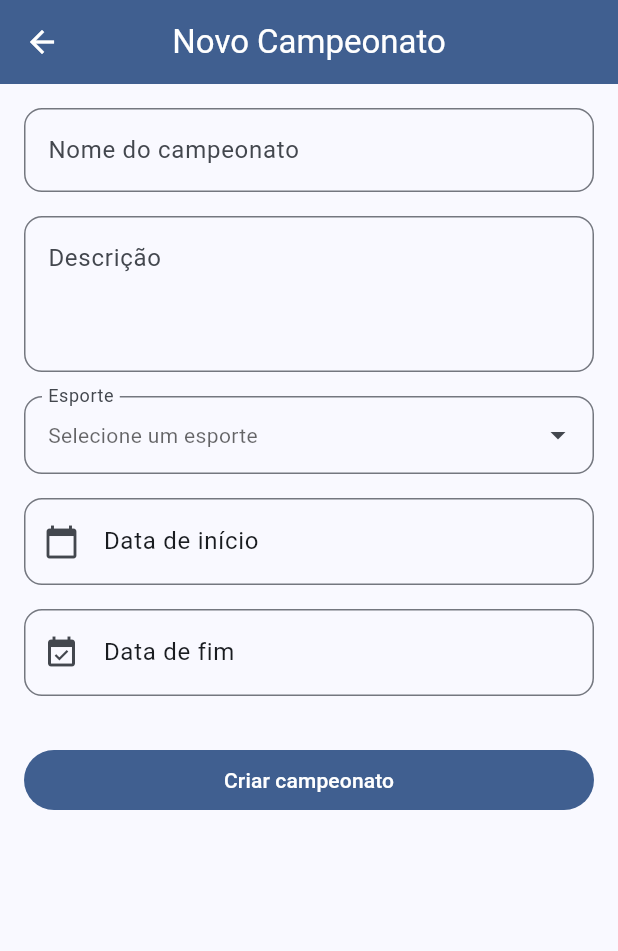
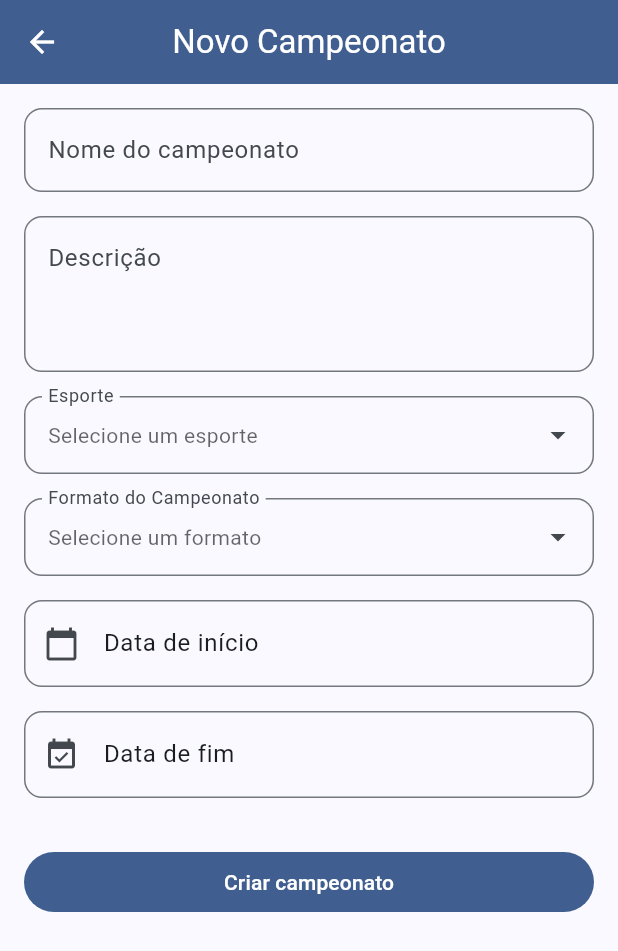
Before and after one commit to EduFranchi/championship_manager, a Flutter app: the SaveChampionshipView screen opened directly, on a phone screen of 412 x 824 dp. Shown: the top 951 px of the screen. Run offline on Flutter 3.47's test engine with Material 3 defaults, Android fonts, the phone set to English and light mode, and no system bars.

Commit message:
Added more sport type and championship format

```diff
--- a/lib/modules/championship/domain/entity/championship_entity.dart
+++ b/lib/modules/championship/domain/entity/championship_entity.dart
@@ -1,8 +1,10 @@
 import 'package:championship_manager/modules/championship/domain/entity/enum/sport_type_enum.dart';
+import 'package:championship_manager/modules/championship/domain/entity/enum/championship_format_enum.dart';
 
 class ChampionshipEntity {
   final String name;
   final SportTypeEnum sport;
+  final ChampionshipFormatEnum format;
   final String description;
   final DateTime startDate;
   final DateTime endDate;
@@ -10,6 +12,7 @@ class ChampionshipEntity {
   const ChampionshipEntity({
     required this.name,
     required this.sport,
+    required this.format,
     required this.description,
     required this.startDate,
     required this.endDate,
--- /dev/null
+++ b/lib/modules/championship/domain/entity/enum/championship_format_enum.dart
@@ -0,0 +1,29 @@
+enum ChampionshipFormatEnum {
+  pointsSimple,
+  points,
+  knockout,
+  hybridSimple,
+  hybrid
+  ;
+
+  String get label => switch (this) {
+    ChampionshipFormatEnum.pointsSimple => 'Pontos Corridos (Simples)',
+    ChampionshipFormatEnum.points => 'Pontos Corridos',
+    ChampionshipFormatEnum.knockout => 'Mata-Mata',
+    ChampionshipFormatEnum.hybridSimple => 'Grupo (Simples) + Mata-Mata',
+    ChampionshipFormatEnum.hybrid => 'Grupo + Mata-Mata',
+  };
+
+  String get description => switch (this) {
+    ChampionshipFormatEnum.pointsSimple =>
+      'Todas as equipes se enfrentam apenas uma vez. Sem jogos de volta.',
+    ChampionshipFormatEnum.points =>
+      'Todas as equipes se enfrentam em turno e returno (ida e volta).',
+    ChampionshipFormatEnum.knockout =>
+      'Torneio de eliminação direta: quem perder está fora.',
+    ChampionshipFormatEnum.hybridSimple =>
+      'Fase de grupos com apenas ida, seguida de fase eliminatória.',
+    ChampionshipFormatEnum.hybrid =>
+      'Fase de grupos com ida e volta, seguida de fase eliminatória.',
+  };
+}
--- a/lib/modules/championship/domain/entity/enum/sport_type_enum.dart
+++ b/lib/modules/championship/domain/entity/enum/sport_type_enum.dart
@@ -1,5 +1,7 @@
 enum SportTypeEnum {
   soccer,
+  soccer7,
+  soccerSwiss,
   futsal,
   volleyball,
   basketball,
@@ -9,6 +11,8 @@ enum SportTypeEnum {
 
   String get label => switch (this) {
     SportTypeEnum.soccer => 'Futebol de Campo',
+    SportTypeEnum.soccer7 => 'Futebol 7',
+    SportTypeEnum.soccerSwiss => 'Futebol Suíço',
     SportTypeEnum.futsal => 'Futsal',
     SportTypeEnum.volleyball => 'Vôlei',
     SportTypeEnum.basketball => 'Basquete',
--- a/lib/modules/championship/presentation/view/save_championship_view.dart
+++ b/lib/modules/championship/presentation/view/save_championship_view.dart
@@ -1,6 +1,7 @@
 import 'package:flutter/material.dart';
 import 'package:championship_manager/modules/championship/domain/entity/championship_entity.dart';
 import 'package:championship_manager/modules/championship/domain/entity/enum/sport_type_enum.dart';
+import 'package:championship_manager/modules/championship/domain/entity/enum/championship_format_enum.dart';
 
 class SaveChampionshipView extends StatefulWidget {
   final ChampionshipEntity? championship;
@@ -18,6 +19,7 @@ class _SaveChampionshipViewState extends State<SaveChampionshipView> {
   late final TextEditingController _descriptionController;
 
   SportTypeEnum? _selectedSport;
+  ChampionshipFormatEnum? _selectedFormat;
   DateTime? _startDate;
   DateTime? _endDate;
 
@@ -31,6 +33,7 @@ class _SaveChampionshipViewState extends State<SaveChampionshipView> {
       text: widget.championship?.description,
     );
     _selectedSport = widget.championship?.sport;
+    _selectedFormat = widget.championship?.format;
     _startDate = widget.championship?.startDate;
     _endDate = widget.championship?.endDate;
   }
@@ -108,12 +111,74 @@ class _SaveChampionshipViewState extends State<SaveChampionshipView> {
     );
   }
 
+  void _showFormatPicker() {
+    showModalBottomSheet(
+      context: context,
+      shape: const RoundedRectangleBorder(
+        borderRadius: BorderRadius.vertical(top: Radius.circular(16)),
+      ),
+      builder: (_) => SafeArea(
+        child: Column(
+          mainAxisSize: MainAxisSize.min,
+          children: [
+            Padding(
+              padding: const EdgeInsets.symmetric(vertical: 12),
+              child: Text(
+                'Selecionar Formato',
+                style: Theme.of(context).textTheme.titleMedium?.copyWith(
+                      fontWeight: FontWeight.bold,
+                    ),
+              ),
+            ),
+            const Divider(height: 1),
+            Flexible(
+              child: ListView(
+                shrinkWrap: true,
+                children: ChampionshipFormatEnum.values
+                    .map(
+                      (format) => ListTile(
+                        title: Text(format.label),
+                        subtitle: Text(
+                          format.description,
+                          style: TextStyle(
+                            fontSize: 12,
+                            color: Theme.of(context).hintColor,
+                          ),
+                        ),
+                        trailing: _selectedFormat == format
+                            ? Icon(
+                                Icons.check_circle,
+                                color: Theme.of(context).colorScheme.primary,
+                              )
+                            : null,
+                        onTap: () {
+                          setState(() => _selectedFormat = format);
+                          Navigator.of(context).pop();
+                        },
+                      ),
+                    )
+                    .toList(),
+              ),
+            ),
+          ],
+        ),
+      ),
+    );
+  }
+
   void _submit() {
     if (!_formKey.currentState!.validate()) return;
 
     if (_selectedSport == null) {
       ScaffoldMessenger.of(context).showSnackBar(
         const SnackBar(content: Text('Selecione um esporte.')),
+      );
+      return;
+    }
+
+    if (_selectedFormat == null) {
+      ScaffoldMessenger.of(context).showSnackBar(
+        const SnackBar(content: Text('Selecione um formato de campeonato.')),
       );
       return;
     }
@@ -137,6 +202,7 @@ class _SaveChampionshipViewState extends State<SaveChampionshipView> {
     final entity = ChampionshipEntity(
       name: _nameController.text.trim(),
       sport: _selectedSport!,
+      format: _selectedFormat!,
       description: _descriptionController.text.trim(),
       startDate: _startDate!,
       endDate: _endDate!,
@@ -231,6 +297,30 @@ class _SaveChampionshipViewState extends State<SaveChampionshipView> {
                 ),
                 const SizedBox(height: 16),
 
+                // Formato
+                InkWell(
+                  onTap: _showFormatPicker,
+                  borderRadius: BorderRadius.circular(12),
+                  child: InputDecorator(
+                    decoration: InputDecoration(
+                      labelText: 'Formato do Campeonato',
+                      border: OutlineInputBorder(
+                        borderRadius: BorderRadius.circular(12),
+                      ),
+                      suffixIcon: const Icon(Icons.arrow_drop_down),
+                    ),
+                    child: Text(
+                      _selectedFormat?.label ?? 'Selecione um formato',
+                      style: TextStyle(
+                        color: _selectedFormat == null
+                            ? Theme.of(context).hintColor
+                            : null,
+                      ),
+                    ),
+                  ),
+                ),
+                const SizedBox(height: 16),
+
                 // Data de início
                 ListTile(
                   contentPadding: const EdgeInsets.symmetric(horizontal: 12),
```
Also changed, not shown: lib/modules/home/presentation/view/home_view.dart (+23 -1 lines).
